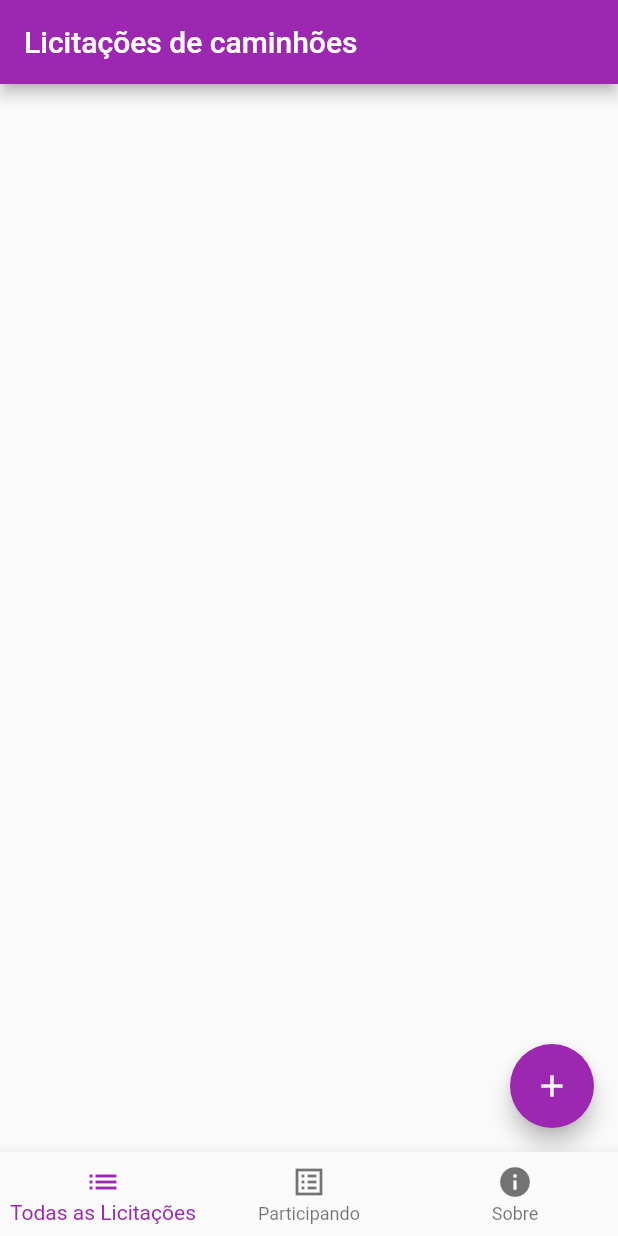
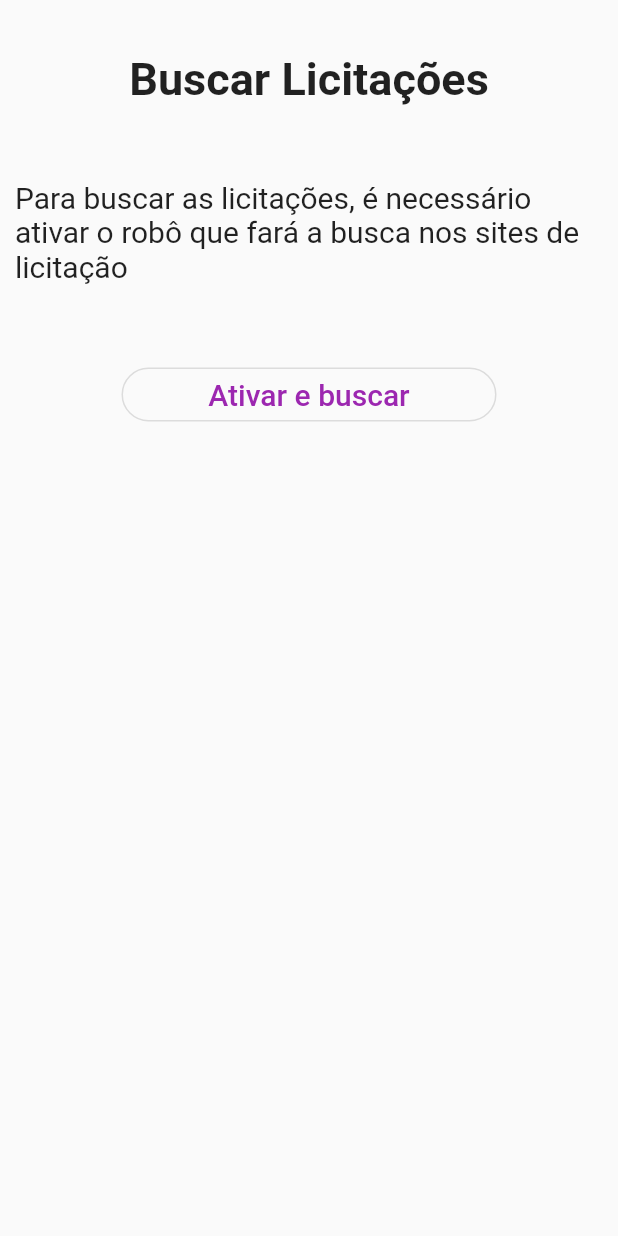
Before and after one commit to EduardoSerafim/ChallengeSprint4-flutter, a Flutter app: the screen it shows after launch, after a tap on "Entrar", on a phone screen of 412 x 824 dp. Run offline on Flutter 3.47's test engine with Material 2 defaults, Android fonts, the phone set to English and light mode, and no system bars; our stand-ins replace flutter_slidable, sqflite; accounts and stored records are empty.

Commit message:
Simulacao do robo

```diff
--- a/lib/pages/licitacoes_participando_page.dart
+++ b/lib/pages/licitacoes_participando_page.dart
@@ -11,8 +11,7 @@ class LicitacoesParticipandoPage extends StatefulWidget {
       _LicitacoesParticipandoPageState();
 }
 
-class _LicitacoesParticipandoPageState
-    extends State<LicitacoesParticipandoPage> {
+class _LicitacoesParticipandoPageState extends State<LicitacoesParticipandoPage> {
   late Future<List<Licitacao>> _futureLicitacoes;
   final _licitacaoRepository = LicitacaoRepository();
 
--- a/lib/pages/pagina_inicio.dart
+++ b/lib/pages/pagina_inicio.dart
@@ -1,4 +1,5 @@
 import 'package:challangesprint4/pages/home_page.dart';
+import 'package:challangesprint4/pages/robo_simulacao_page.dart';
 import 'package:flutter/material.dart';
 
 class PaginaInicio extends StatelessWidget {
@@ -28,7 +29,7 @@ class PaginaInicio extends StatelessWidget {
                   child: ElevatedButton(
                       onPressed: () {
                         Navigator.push(context,
-                            MaterialPageRoute(builder: (context) => HomePage()));
+                            MaterialPageRoute(builder: (context) => RoboSimulacaoPage()));
                       },
                       child: const Text("Entrar", style: TextStyle(fontSize: 20),)
                   ),
--- /dev/null
+++ b/lib/pages/robo_simulacao_page.dart
@@ -0,0 +1,81 @@
+import 'dart:async';
+
+import 'package:challangesprint4/pages/home_page.dart';
+import 'package:flutter/material.dart';
+
+class RoboSimulacaoPage extends StatefulWidget {
+  @override
+  State<RoboSimulacaoPage> createState() => _RoboSimulacaoPageState();
+}
+
+class _RoboSimulacaoPageState extends State<RoboSimulacaoPage> {
+  var textoBotao = 'Ativar e buscar';
+  bool visivel = false;
+
+  void buscarLicitacoes() {
+    setState(() {
+      textoBotao = 'Buscando licitações';
+      visivel = true;
+      Timer(const Duration(seconds: 5), () => mudarDePagina());
+    });
+  }
+
+  void mudarDePagina() {
+    Navigator.push(
+        context, MaterialPageRoute(builder: (context) => HomePage()));
+  }
+
+  @override
+  Widget build(BuildContext context) {
+    return Scaffold(
+      body: Padding(
+        padding: const EdgeInsets.all(10),
+        child: Center(
+          child: Column(
+            children: [
+              const SizedBox(
+                height: 25,
+              ),
+              const Text(
+                "Buscar Licitações",
+                style: TextStyle(fontSize: 30, fontWeight: FontWeight.bold),
+              ),
+              const SizedBox(
+                height: 50,
+              ),
+              const Text(
+                "Para buscar as licitações, é necessário ativar o robô que fará a busca nos sites de licitação",
+                style: TextStyle(fontSize: 20),
+              ),
+              const SizedBox(
+                height: 50,
+              ),
+              Container(
+                width: 250,
+                child: OutlinedButton(
+                    style: ButtonStyle(
+                        shape:
+                            MaterialStateProperty.all<RoundedRectangleBorder>(
+                                RoundedRectangleBorder(
+                                    borderRadius: BorderRadius.circular(18.0),
+                                    side: BorderSide(color: Colors.purple)))),
+                    child: Text(
+                      textoBotao,
+                      style: const TextStyle(fontSize: 20),
+                    ),
+                    onPressed: buscarLicitacoes),
+              ),
+              const SizedBox(
+                height: 50,
+              ),
+              Visibility(
+                visible: visivel,
+                child: CircularProgressIndicator(),
+              )
+            ],
+          ),
+        ),
+      ),
+    );
+  }
+}
```
